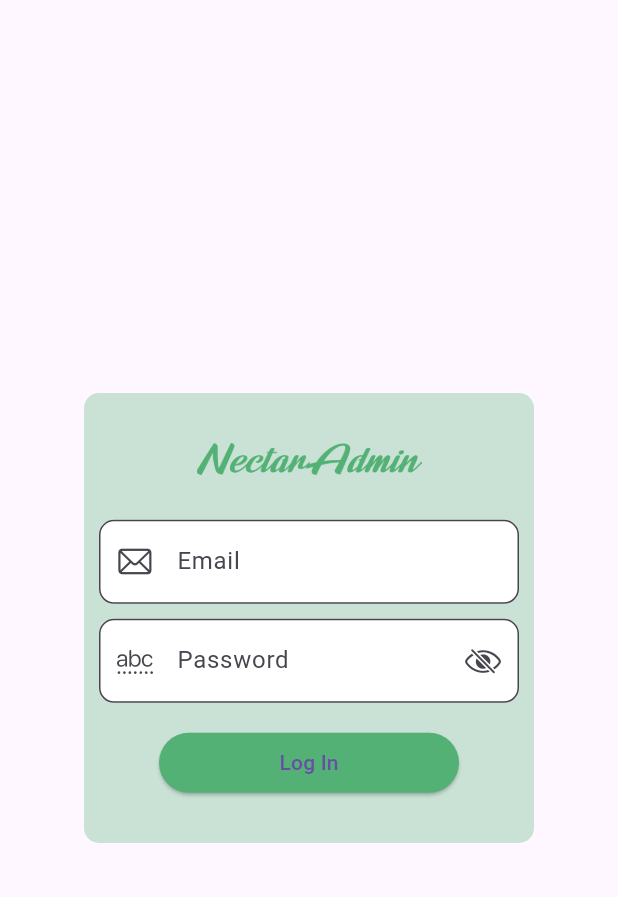
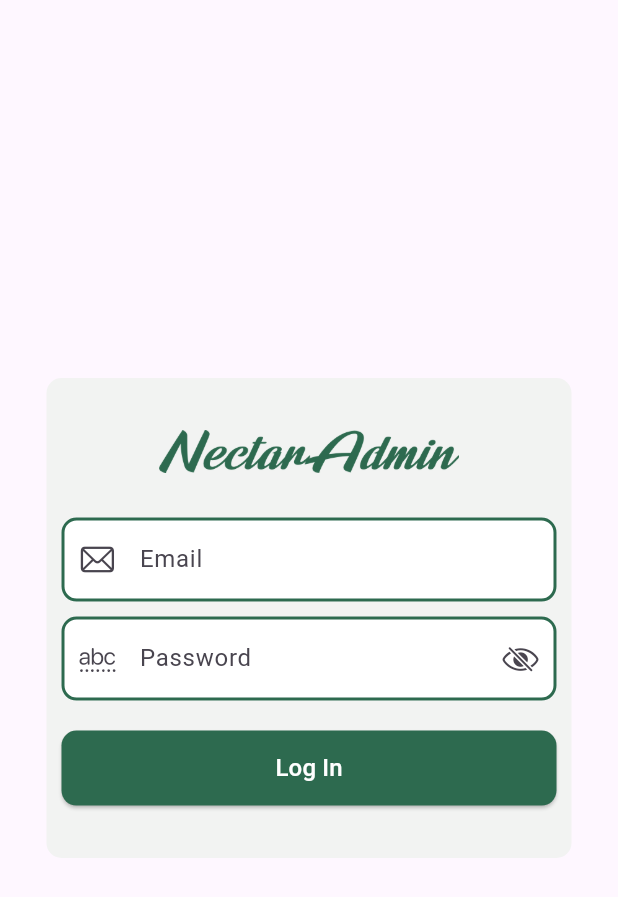
Before and after one commit to sajedul-rakib/nectar-admin, a Flutter app: the screen it shows after launch, on a phone screen of 412 x 824 dp. Shown: the top 897 px of the screen. Run offline on Flutter 3.47's test engine with Material 3 defaults, Android fonts, the phone set to English and light mode, and no system bars; our stand-ins replace bloc, cloud_firestore, equatable, file_picker, firebase_auth, firebase_core and 4 more; accounts and stored records are empty.

Commit message:
some changes

```diff
--- a/lib/src/screens/log_in_screen/log_in_screen.dart
+++ b/lib/src/screens/log_in_screen/log_in_screen.dart
@@ -2,6 +2,7 @@ import 'package:admin_panel/src/bloc/log_in_bloc/login_bloc_bloc.dart';
 import 'package:admin_panel/src/routes/route.dart';
 import 'package:admin_panel/src/utils/app_colors/colors.dart';
 import 'package:admin_panel/src/utils/assets/assets_manager.dart';
+import 'package:admin_panel/src/widgets/app_button.dart';
 import 'package:admin_panel/src/widgets/app_form_field.dart';
 import 'package:admin_panel/src/widgets/circular_progress_indicator.dart';
 import 'package:admin_panel/src/widgets/snack_bar.dart';
@@ -33,16 +34,23 @@ class _LogInScreenState extends State<LogInScreen> {
   }
 
   @override
+  void dispose() {
+    _emailETController.dispose();
+    _passwordETController.dispose();
+    super.dispose();
+  }
+
+  @override
   Widget build(BuildContext context) {
     return Scaffold(
       body: Center(
         child: Container(
           padding: const EdgeInsets.all(10),
-          width: 300,
-          height: 300,
+          width: 350,
+          height: 320,
           decoration: BoxDecoration(
               borderRadius: BorderRadius.circular(10),
-              color: AppColors.primaryBackgroundColor.withOpacity(.3)),
+              color: AppColors.shadowColor),
           child: BlocConsumer<LoginBlocBloc, LoginBlocState>(
             builder: (context, state) {
               if (state is LogInProcess) {
@@ -57,8 +65,8 @@ class _LogInScreenState extends State<LogInScreen> {
                     Center(
                       child: Image.asset(
                         AssetsManager.logoImage,
-                        color: AppColors.primaryBackgroundColor,
-                        width: 150,
+                        color: AppColors.successGreen,
+                        width: 200,
                       ),
                     ),
                     const SizedBox(
@@ -105,12 +113,10 @@ class _LogInScreenState extends State<LogInScreen> {
                       height: 20,
                     ),
                     SizedBox(
-                        width: 200,
-                        height: 40,
-                        child: ElevatedButton(
-                            style: const ButtonStyle(
-                                backgroundColor: WidgetStatePropertyAll(
-                                    AppColors.primaryBackgroundColor)),
+                        width: 350,
+                        height: 50,
+                        child: AppButton(
+                          buttonTitle: "Log In",
                           onPressed: () {
                             if (_formKey.currentState?.validate() ?? true) {
                               context.read<LoginBlocBloc>().add(LogInRequired(
@@ -118,7 +124,7 @@ class _LogInScreenState extends State<LogInScreen> {
                                   password: _passwordETController.text));
                             }
                           },
-                            child: const Text("Log In")))
+                        ))
                   ],
                 ),
               );
--- a/lib/src/screens/splash_screen/splash_screen.dart
+++ b/lib/src/screens/splash_screen/splash_screen.dart
@@ -14,7 +14,7 @@ class SplashScreen extends StatelessWidget {
   @override
   Widget build(BuildContext context) {
     return Scaffold(
-      backgroundColor: AppColors.primaryBackgroundColor,
+      backgroundColor: AppColors.successGreen,
       body: BlocListener<AuthenticationBloc, AuthenticationState>(
         listener: (context, state) {
           log(state.status.toString());
--- a/lib/src/widgets/app_form_field.dart
+++ b/lib/src/widgets/app_form_field.dart
@@ -46,10 +46,22 @@ class AppFormField extends StatelessWidget {
           label: Text("$labelText"),
           fillColor: AppColors.whiteColor,
           filled: true,
+          enabledBorder: OutlineInputBorder(
+              borderRadius: BorderRadius.circular(10.0),
+              borderSide:
+                  const BorderSide(width: 2.0, color: AppColors.successGreen)),
+          errorBorder: OutlineInputBorder(
+              borderRadius: BorderRadius.circular(10.0),
+              borderSide:
+                  const BorderSide(width: 2.0, color: AppColors.failureRed)),
+          focusedBorder: OutlineInputBorder(
+              borderRadius: BorderRadius.circular(10.0),
+              borderSide:
+                  const BorderSide(width: 2.0, color: AppColors.successGreen)),
           border: OutlineInputBorder(
               borderRadius: BorderRadius.circular(10.0),
               borderSide:
-                  const BorderSide(width: 1.0, color: AppColors.blackColor))),
+                  const BorderSide(width: 2.0, color: AppColors.successGreen))),
     );
   }
 }
```
Also changed, not shown: lib/src/screens/order_management_screen/order_management_screen.dart (+31 -0 lines), lib/src/screens/product_details_screen/product_details_screen.dart (+11 -1 lines). Lines whose indentation alone changed are shown as unchanged.
